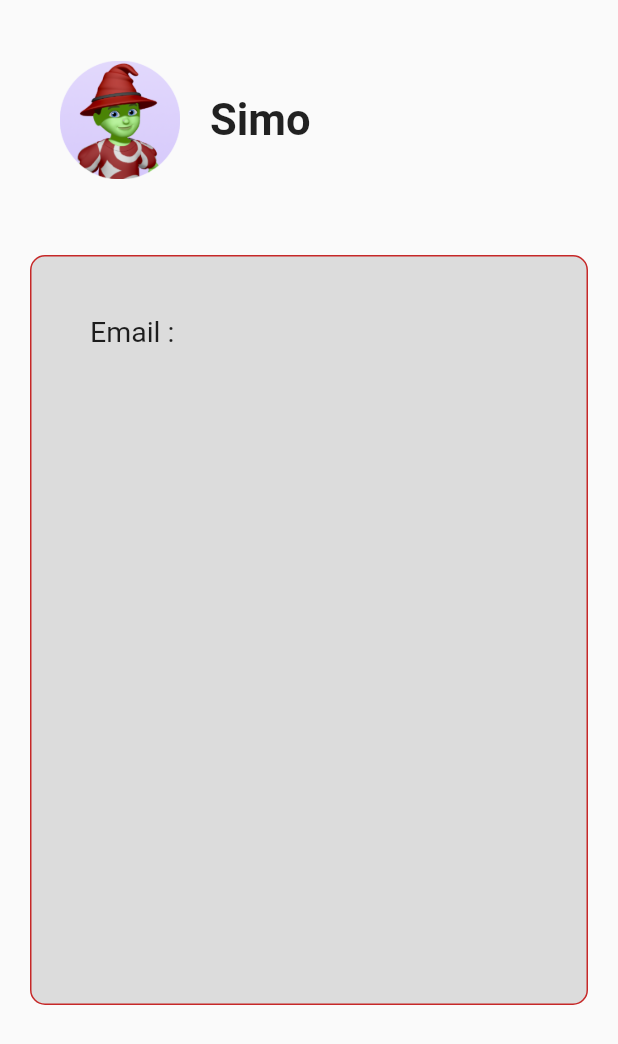
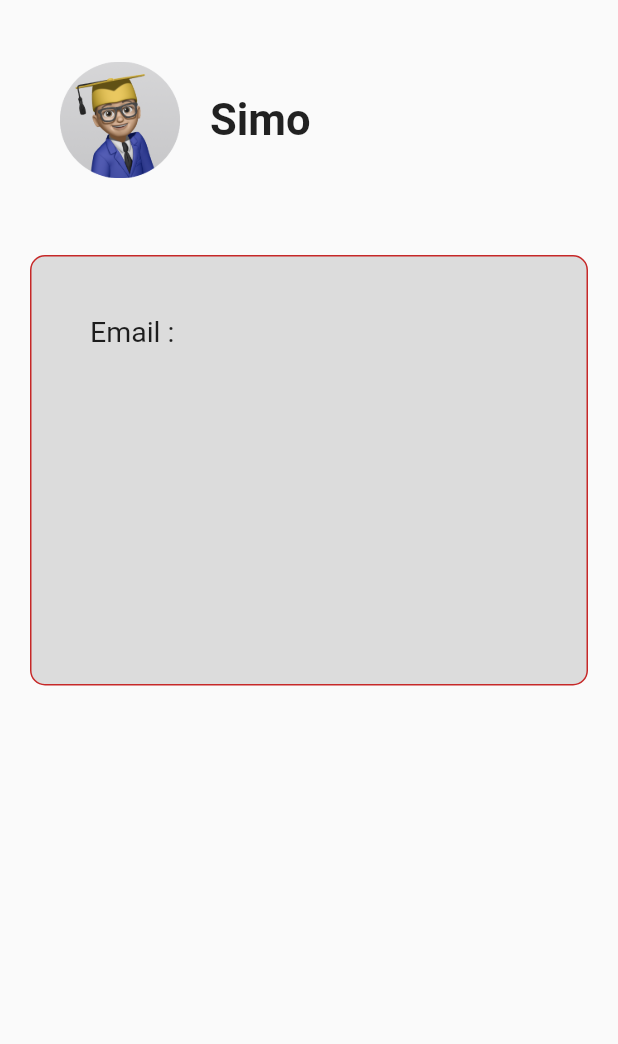
Before and after one commit to a3lachi/FlavorTrip, a Flutter app: the Profil widget shown alone on an empty page, opened directly, on a phone screen of 412 x 824 dp. Shown: the top 1044 px of the screen. Run offline on Flutter 3.47's test engine with Material 2 defaults, Android fonts, the phone set to English and light mode, and no system bars.

Commit message:
more styling

```diff
--- a/lib/profil.dart
+++ b/lib/profil.dart
@@ -43,7 +43,7 @@ class _ProfilState extends State<Profil> {
                 ),
                 child: Container(
                     padding: const EdgeInsets.all(40.0),
-                    height: 500,
+                    height: 287,
                     width: MediaQuery.of(context).size.width - 40,
                     child: Container(
                       child: const Text('Email : ',
```
Also changed, not shown: lib/main.dart (+7 -12 lines), assets/images/prfl.png.
